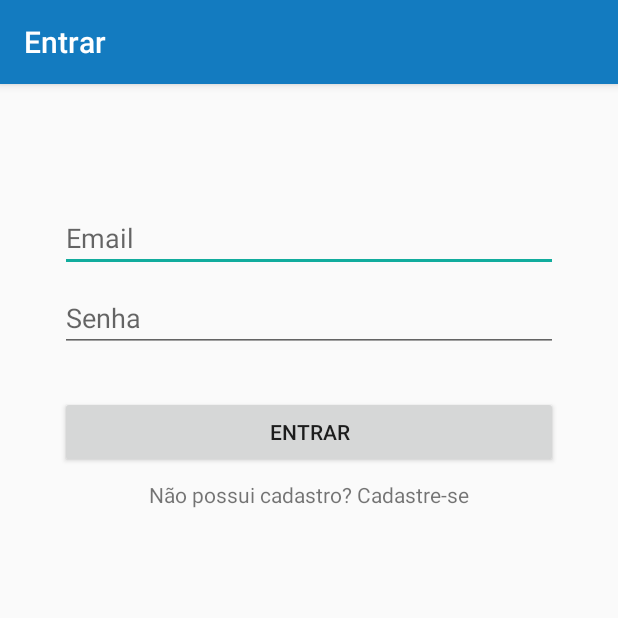
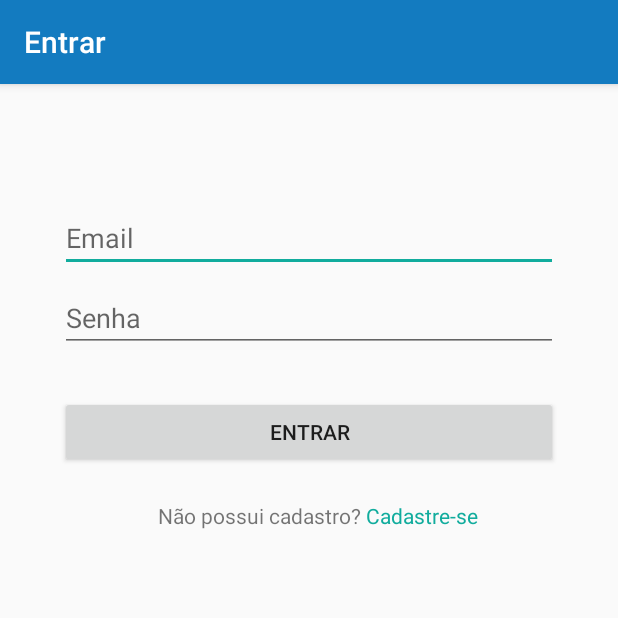
Before and after one commit to dheymia/Ensineme, an Android app: the screen it shows after launch (LoginActivity), on a phone screen of 412 x 824 dp, the top half of it. Run offline under Robolectric (Android 15) with nearby library versions, the phone set to English and light mode, and no system bars; our stand-ins replace Firebase (no records; nobody signed in at launch, a user with empty details on screens opened directly).

Commit message:
Cadastro e login funcional.

```diff
--- a/app/src/main/java/senac/ensineme/LoginActivity.java
+++ b/app/src/main/java/senac/ensineme/LoginActivity.java
@@ -18,6 +18,11 @@ import com.google.android.gms.tasks.Task;
 import com.google.firebase.auth.AuthResult;
 import com.google.firebase.auth.FirebaseAuth;
 import com.google.firebase.auth.FirebaseUser;
+import com.google.firebase.database.DataSnapshot;
+import com.google.firebase.database.DatabaseError;
+import com.google.firebase.database.DatabaseReference;
+import com.google.firebase.database.FirebaseDatabase;
+import com.google.firebase.database.ValueEventListener;
 
 import senac.ensineme.models.Usuario;
 
@@ -25,6 +30,7 @@ public class LoginActivity extends ComumActivity implements View.OnClickListener
 
     private FirebaseAuth firebaseAuth;
     private FirebaseAuth.AuthStateListener authStateListener;
+    DataSnapshot snapshot;
     private Usuario usuario;
 
     private TextView cadastrar;
@@ -73,13 +79,10 @@ public class LoginActivity extends ComumActivity implements View.OnClickListener
 
             if (EMAIL.isEmpty()) {
                 email.setError("E-mail não informado!");
-
                 ok = false;
             }
-
             if (SENHA.isEmpty()) {
                 password.setError("Por favor digite uma senha!");
-
                 ok = false;
             }
 
@@ -87,10 +90,9 @@ public class LoginActivity extends ComumActivity implements View.OnClickListener
                 btnLogin.setEnabled(false);
                 cadastrar.setEnabled(false);
                 progressBar.setFocusable(true);
-
                 openProgressBar();
                 verifyLogin();
-            } else {
+                } else {
                 closeProgressBar();
             }
         }
@@ -173,11 +175,19 @@ public class LoginActivity extends ComumActivity implements View.OnClickListener
         return (usuario.getNome() != null || firebaseUser.getDisplayName() != null);
     }
 
+    //private void recuperaTipo(){
+    //    FirebaseUser userFirebase = firebaseAuth.getCurrentUser();
+    //    DatabaseReference dref = FirebaseDatabase.getInstance().getReference().child("usuarios").child(userFirebase.getUid());
+//
+  //      usuario.setTipo((String) snapshot.child("tipo").getValue());
+ //   }
+
+
     private void chamarMainActivity() {
-        Intent intent = new Intent(this, MainActivity.class);
-        startActivity(intent);
-        finish();
-    }
+            Intent intent = new Intent(this, MainActivity.class);
+            startActivity(intent);
+            finish();
+            }
 
     public void chamarCadastro(View view) {
         Intent intent = new Intent(this, CadastroActivity.class);
--- a/app/src/main/java/senac/ensineme/MainActivity.java
+++ b/app/src/main/java/senac/ensineme/MainActivity.java
@@ -7,6 +7,7 @@ import android.os.Bundle;
 import com.google.android.material.floatingactionbutton.FloatingActionButton;
 import com.google.android.material.snackbar.Snackbar;
 import com.google.firebase.auth.FirebaseAuth;
+import com.google.firebase.auth.FirebaseUser;
 import com.google.firebase.database.DatabaseReference;
 
 import androidx.annotation.NonNull;
@@ -20,6 +21,7 @@ import android.view.MenuItem;
 import android.widget.TextView;
 
 import senac.ensineme.models.Bibioteca;
+import senac.ensineme.models.Usuario;
 
 public class MainActivity extends AppCompatActivity {
 
@@ -27,6 +29,7 @@ public class MainActivity extends AppCompatActivity {
     private DatabaseReference databaseReference;
     private FirebaseAuth firebaseAuth;
     private FirebaseAuth.AuthStateListener authStateListener;
+    private String idUsuarioLogado, nameUsuariologado;
 
     @Override
     protected void onCreate(Bundle savedInstanceState) {
@@ -36,10 +39,12 @@ public class MainActivity extends AppCompatActivity {
         setSupportActionBar(toolbar);
         txtNome = findViewById(R.id.txtNome);
 
+
+
         SharedPreferences sharedPreferences = PreferenceManager.getDefaultSharedPreferences(this);
         String name = sharedPreferences.getString("signature", "visitante");
 
-        txtNome.setText("Olá " + name);
+        txtNome.setText("Olá " + nameUsuariologado);
 
         getSupportActionBar().setTitle("Autenticação Firebase");
 
--- a/app/src/main/java/senac/ensineme/models/Usuario.java
+++ b/app/src/main/java/senac/ensineme/models/Usuario.java
@@ -88,7 +88,7 @@ public class Usuario {
         return tipo;
     }
 
-    public void setTipo(String email) {
+    public void setTipo(String tipo) {
         this.tipo = tipo;
     }
 
@@ -114,7 +114,7 @@ public class Usuario {
     }
 
     public void saveDB(DatabaseReference.CompletionListener... completionListener) {
-        DatabaseReference firebase = Bibioteca.getFirebase().child("usuarios").child(getTipo()).child(getId());
+        DatabaseReference firebase = Bibioteca.getFirebase().child("usuarios").child(getId());
         if (completionListener.length == 0) {
             firebase.setValue(this);
         } else {
@@ -122,4 +122,5 @@ public class Usuario {
         }
     }
 
+
 }
--- a/app/src/main/res/layout/activity_login.xml
+++ b/app/src/main/res/layout/activity_login.xml
@@ -77,18 +77,38 @@
         app:layout_constraintTop_toTopOf="parent"
         app:layout_constraintVertical_bias="0.3" />
 
-    <TextView
-        android:id="@+id/txtCadastrar"
+    <LinearLayout
         android:layout_width="wrap_content"
         android:layout_height="wrap_content"
         android:layout_gravity="center_horizontal"
         android:layout_marginStart="8dp"
         android:layout_marginTop="8dp"
         android:layout_marginEnd="8dp"
-        android:onClick="chamarCadastro"
-        android:text="Não possui cadastro? Cadastre-se"
+        android:orientation="horizontal"
+        app:layout_constraintBottom_toBottomOf="parent"
         app:layout_constraintEnd_toEndOf="parent"
+        app:layout_constraintHorizontal_bias="0.541"
         app:layout_constraintStart_toStartOf="parent"
-        app:layout_constraintTop_toBottomOf="@+id/btnLogin" />
+        app:layout_constraintTop_toBottomOf="@+id/btnLogin"
+        app:layout_constraintVertical_bias="0.03">
+
+
+        <TextView
+            android:id="@+id/textView"
+            android:layout_width="wrap_content"
+            android:layout_height="wrap_content"
+            android:layout_gravity="center_horizontal"
+            android:text="Não possui cadastro? " />
+
+        <TextView
+            android:id="@+id/txtCadastrar"
+            android:layout_width="wrap_content"
+            android:layout_height="wrap_content"
+            android:layout_gravity="center_horizontal"
+            android:onClick="chamarCadastro"
+            android:text="Cadastre-se"
+            android:textColor="@color/colorAccent" />
+
+    </LinearLayout>
 
 </androidx.constraintlayout.widget.ConstraintLayout>
--- a/app/src/main/res/values/colors.xml
+++ b/app/src/main/res/values/colors.xml
@@ -2,5 +2,5 @@
 <resources>
     <color name="colorPrimary">#137bc0</color>
     <color name="colorPrimaryDark">#116EAC</color>
-    <color name="colorAccent">#11ac9d</color>
+    <color name="colorAccent">#11AC9D</color>
 </resources>
```
